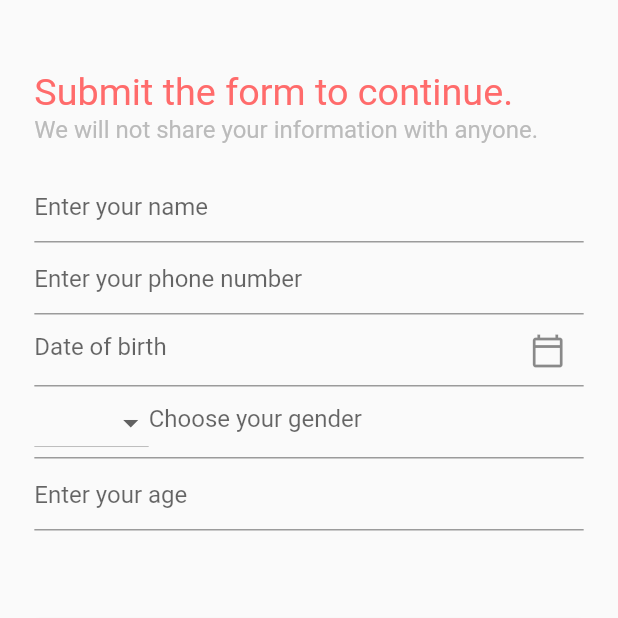
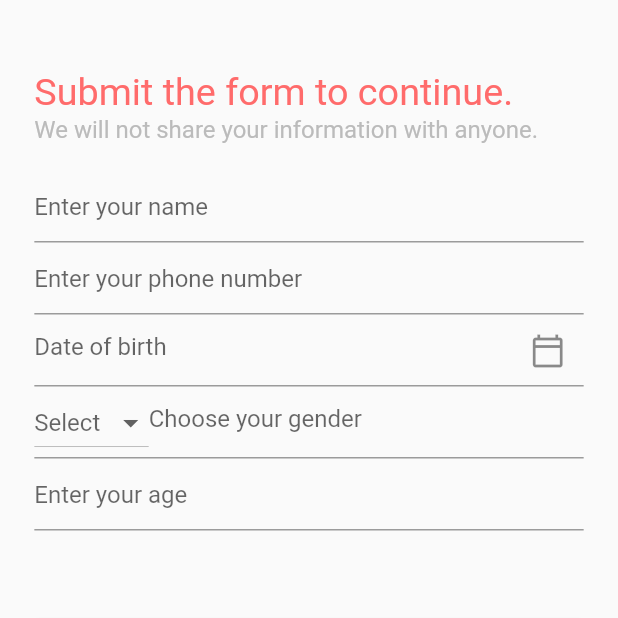
Before and after one commit to najmulmyself/simple-ecommerce, a Flutter app: the UserForm screen opened directly, on a phone screen of 412 x 824 dp, the top half of it. Run offline on Flutter 3.47's test engine with Material 2 defaults, Android fonts, the phone set to English and light mode, and no system bars; our stand-ins replace firebase_auth, firebase_core, flutter_screenutil, fluttertoast; accounts and stored records are empty.

```diff
--- a/lib/screens/user_form.dart
+++ b/lib/screens/user_form.dart
@@ -12,12 +12,25 @@ class UserForm extends StatefulWidget {
 }
 
 class _UserFormState extends State<UserForm> {
-  TextEditingController _nameController = TextEditingController();
-  TextEditingController _phoneController = TextEditingController();
-  TextEditingController _dobController = TextEditingController();
-  TextEditingController _genderController = TextEditingController();
-  TextEditingController _ageController = TextEditingController();
+  final TextEditingController _nameController = TextEditingController();
+  final TextEditingController _phoneController = TextEditingController();
+  final TextEditingController _dobController = TextEditingController();
+  final TextEditingController _genderController = TextEditingController();
+  final TextEditingController _ageController = TextEditingController();
   List<String> gender = ["Male", "Female", "Other"];
+
+  Future<void> _selectDateFromPicker(BuildContext context) async {
+    final DateTime? picked = await showDatePicker(
+      context: context,
+      initialDate: DateTime.now(),
+      firstDate: DateTime(2000),
+      lastDate: DateTime(2025),
+    );
+    if (picked != null)
+      setState(() {
+        _dobController.text = "${picked.day}/ ${picked.month}/ ${picked.year}";
+      });
+  }
 
   @override
   Widget build(BuildContext context) {
@@ -42,7 +55,7 @@ class _UserFormState extends State<UserForm> {
                   "We will not share your information with anyone.",
                   style: TextStyle(
                     fontSize: 14.sp,
-                    color: Color(0xFFBBBBBB),
+                    color: const Color(0xFFBBBBBB),
                   ),
                 ),
                 SizedBox(
@@ -55,6 +68,7 @@ class _UserFormState extends State<UserForm> {
                   ),
                 ),
                 TextField(
+                  keyboardType: TextInputType.number,
                   controller: _phoneController,
                   decoration: const InputDecoration(
                     hintText: "Enter your phone number",
@@ -66,9 +80,9 @@ class _UserFormState extends State<UserForm> {
                   decoration: InputDecoration(
                     hintText: "Date of birth",
                     suffixIcon: IconButton(
-                      onPressed: () {},
-                      // onPressed: () => _selectDateFromPicker(context),
-                      icon: Icon(Icons.calendar_today_outlined),
+                      // onPressed: () {},
+                      onPressed: () => _selectDateFromPicker(context),
+                      icon: const Icon(Icons.calendar_today_outlined),
                     ),
                   ),
                 ),
@@ -78,6 +92,7 @@ class _UserFormState extends State<UserForm> {
                   decoration: InputDecoration(
                     hintText: "Choose your gender",
                     prefixIcon: DropdownButton<String>(
+                      hint: const Text("Select"),
                       items: gender.map((String value) {
                         return DropdownMenuItem<String>(
                           value: value,
@@ -94,6 +109,7 @@ class _UserFormState extends State<UserForm> {
                   ),
                 ),
                 TextField(
+                  keyboardType: TextInputType.number,
                   controller: _ageController,
                   decoration: const InputDecoration(
                     hintText: "Enter your age",
```
